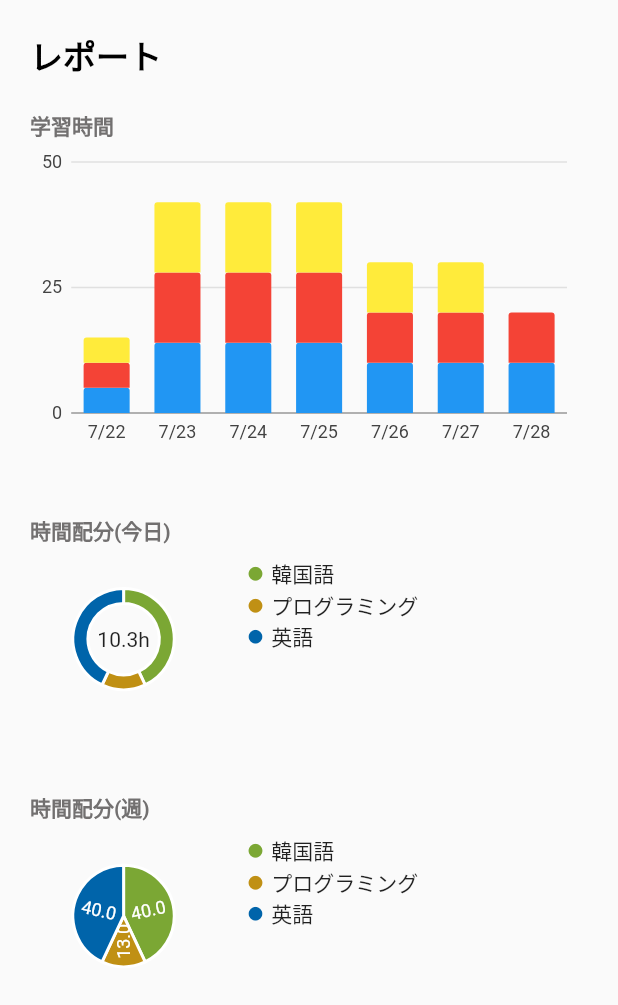
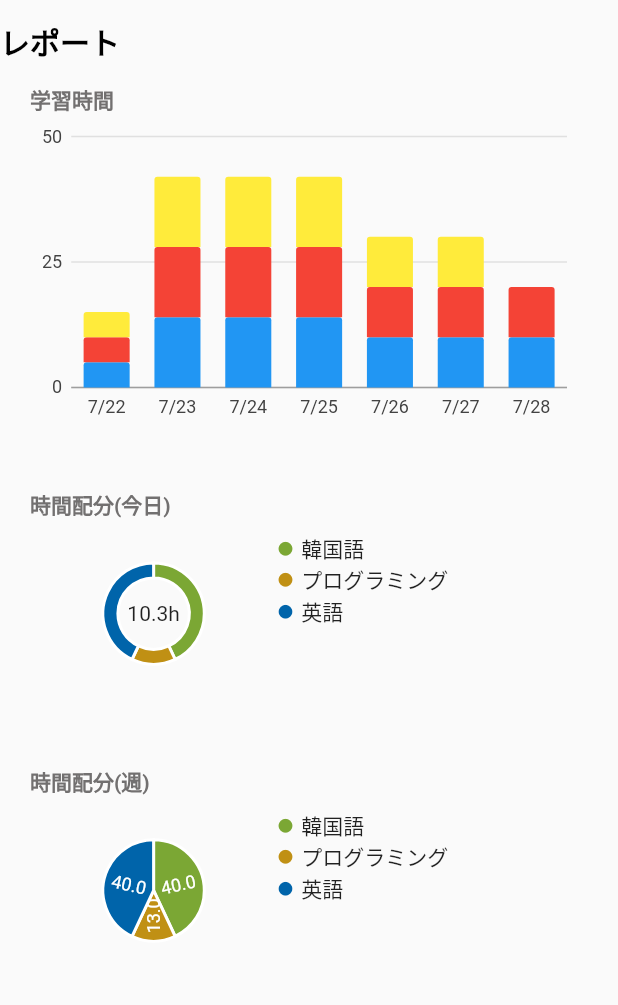
Before and after one commit to SeyaKen/ENPITSU, a Flutter app: the BenkyouKiroku screen opened directly, on a phone screen of 412 x 824 dp. Shown: the top 1005 px of the screen. Run offline on Flutter 3.47's test engine with Material 2 defaults, Android fonts, the phone set to English and light mode, and no system bars; our stand-ins replace charts_flutter, cloud_firestore, firebase_auth, firebase_core, firebase_remote_config, firebase_storage and 7 more; missing offline and left inert: cloud_firestore_web, firebase_auth_web, firebase_core_web, firebase_storage_web, google_sign_in_web, image_picker_for_web and 1 more; accounts and stored records are empty.

Commit message:
first commit commit commit

```diff
--- a/lib/Chart/benkyoukiroku.dart
+++ b/lib/Chart/benkyoukiroku.dart
@@ -225,29 +225,26 @@ class _BenkyouKirokuState extends State<BenkyouKiroku> {
   Widget build(BuildContext context) {
     return SafeArea(
       child: Scaffold(
+        appBar: AppBar(
+          automaticallyImplyLeading: false,
+        backgroundColor: Colors.transparent,
+        elevation: 0,
+        titleSpacing: 0,
+          title: Text('レポート',
+              style: TextStyle(
+                fontWeight: FontWeight.bold,
+                color: Colors.black,
+              )),
+        ),
           body: SingleChildScrollView(
+        child: Container(
+          padding: const EdgeInsets.symmetric(horizontal: 20),
           child: Column(
               mainAxisAlignment: MainAxisAlignment.spaceBetween,
               children: [
-              Container(
-                padding: const EdgeInsets.symmetric(horizontal: 20, vertical: 20),
-                child: Row(
-                  mainAxisAlignment: MainAxisAlignment.start,
-                  children: const  [
-                    Text('レポート',
-                        style: TextStyle(
-                          fontWeight: FontWeight.bold,
-                          color: Colors.black,
-                          fontSize: 22,
-                        )),
-                  ],
-                ),
-              ),
                 Column(
                   children: [
-                  Container(
-                    padding: const EdgeInsets.symmetric(horizontal: 20),
-                    child: Row(
+                    Row(
                       children: const [
                         Text('学習時間',
                             style: TextStyle(
@@ -256,23 +253,17 @@ class _BenkyouKirokuState extends State<BenkyouKiroku> {
                             )),
                       ],
                     ),
-                  ),
-                  Container(
-                    padding: const EdgeInsets.symmetric(horizontal: 20),
-                    child: AspectRatio(
+                    AspectRatio(
                         aspectRatio: 16 / 9,
                         child: charts.BarChart(
                           getData(),
                           animate: false,
                           barGroupingType: charts.BarGroupingType.stacked,
                         )),
-                  ),
                     const SizedBox(
                       height: 40,
                     ),
-                  Container(
-                    padding: const EdgeInsets.symmetric(horizontal: 20),
-                    child: Row(
+                    Row(
                       children: const [
                         Text('時間配分(今日)',
                             style: TextStyle(
@@ -280,7 +271,6 @@ class _BenkyouKirokuState extends State<BenkyouKiroku> {
                               color: Color.fromARGB(255, 114, 112, 112),
                             )),
                       ],
-                    ),
                     ),
                     Container(
                       padding: const EdgeInsets.symmetric(vertical: 8.0),
@@ -338,9 +328,7 @@ class _BenkyouKirokuState extends State<BenkyouKiroku> {
                       ),
                     ),
                     const SizedBox(height: 40),
-                  Container(
-                    padding: const EdgeInsets.symmetric(horizontal: 20),
-                    child: Row(
+                    Row(
                       children: const [
                         Text('時間配分(週)',
                             style: TextStyle(
@@ -348,7 +336,6 @@ class _BenkyouKirokuState extends State<BenkyouKiroku> {
                               color: Color.fromARGB(255, 114, 112, 112),
                             )),
                       ],
-                    ),
                     ),
                     Container(
                       padding: const EdgeInsets.symmetric(vertical: 8.0),
@@ -407,6 +394,7 @@ class _BenkyouKirokuState extends State<BenkyouKiroku> {
                   ],
                 ),
               ]),
+        ),
       )),
     );
   }
```
Also changed, not shown: lib/TextsTimer/texts_lists.dart (+92 -38 lines), lib/TextsTimer/texts_search_way.dart (added, +48 -0 lines), assets/icon.png, 20 other files. Lines whose indentation alone changed are shown as unchanged.
